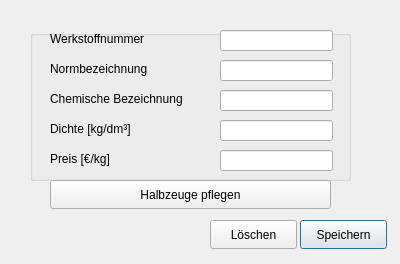
This is popups/material.ui in TranRed/SK_Koelsch as Qt 5 draws it before an edit. The edited form follows.
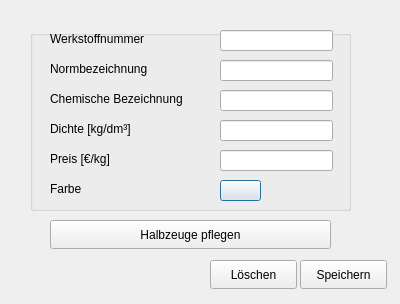
This is the edited form.

Commit message: Close #17 : Added color picker to Material-Maintenance dialogue

The edit to the form file:
```diff
--- a/popups/material.ui
+++ b/popups/material.ui
@@ -7,7 +7,7 @@
     <x>0</x>
     <y>0</y>
     <width>400</width>
-    <height>264</height>
+    <height>304</height>
    </rect>
   </property>
   <property name="windowTitle">
@@ -19,7 +19,7 @@
      <x>30</x>
      <y>30</y>
      <width>321</width>
-     <height>151</height>
+     <height>181</height>
     </rect>
    </property>
    <property name="title">
@@ -140,12 +140,38 @@
      </rect>
     </property>
    </widget>
+   <widget class="QLabel" name="label_price_2">
+    <property name="geometry">
+     <rect>
+      <x>20</x>
+      <y>150</y>
+      <width>151</width>
+      <height>17</height>
+     </rect>
+    </property>
+    <property name="text">
+     <string>Farbe</string>
+    </property>
+   </widget>
+   <widget class="QPushButton" name="pushButton_colorPicker">
+    <property name="geometry">
+     <rect>
+      <x>190</x>
+      <y>150</y>
+      <width>41</width>
+      <height>21</height>
+     </rect>
+    </property>
+    <property name="text">
+     <string/>
+    </property>
+   </widget>
   </widget>
   <widget class="QPushButton" name="pushButton_save">
    <property name="geometry">
     <rect>
      <x>300</x>
-     <y>220</y>
+     <y>260</y>
      <width>87</width>
      <height>29</height>
     </rect>
@@ -158,7 +184,7 @@
    <property name="geometry">
     <rect>
      <x>210</x>
-     <y>220</y>
+     <y>260</y>
      <width>87</width>
      <height>29</height>
     </rect>
@@ -171,7 +197,7 @@
    <property name="geometry">
     <rect>
      <x>50</x>
-     <y>180</y>
+     <y>220</y>
      <width>281</width>
      <height>29</height>
     </rect>
```
The commit also changes 4 other files.
